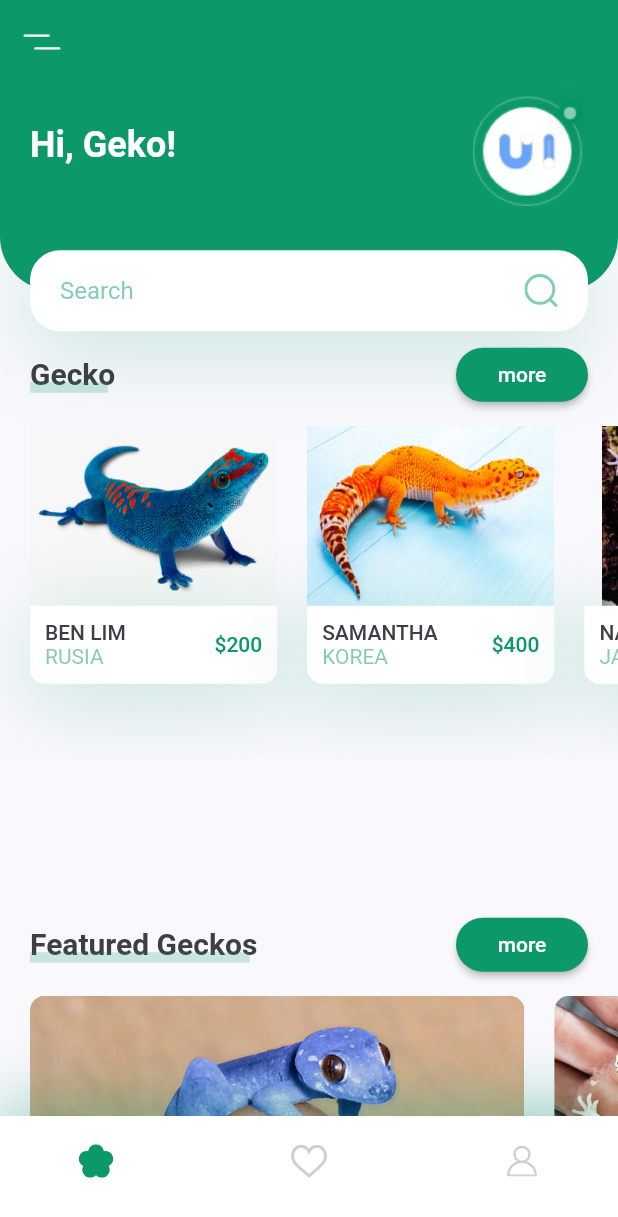
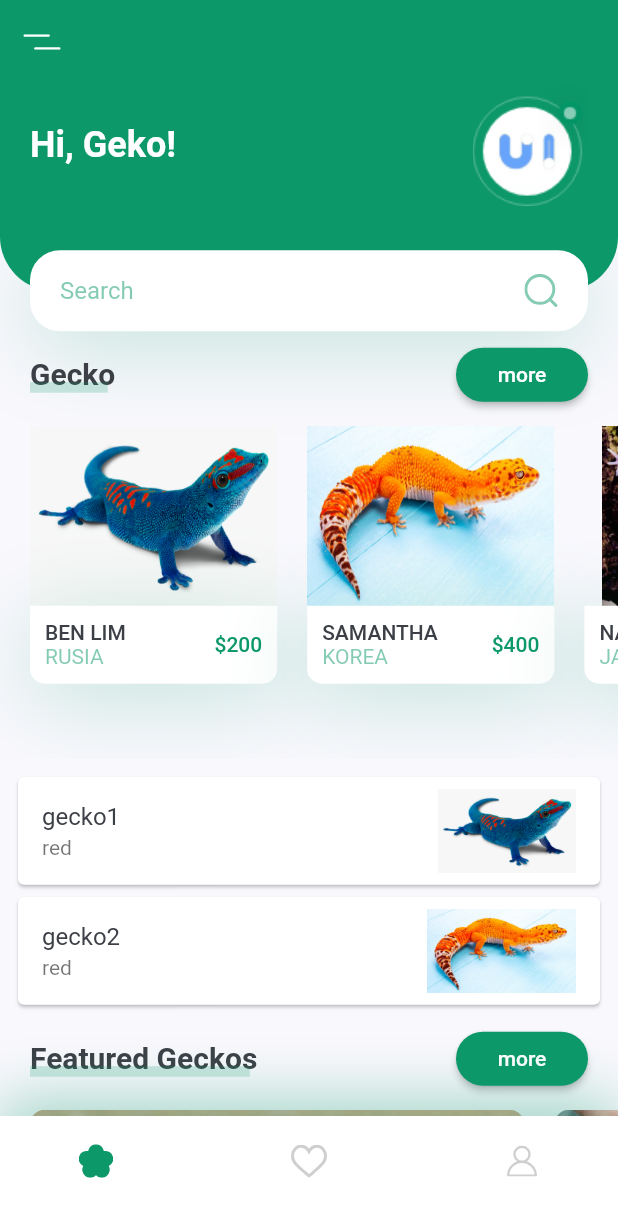
Before and after one commit to lim6112j/flutter-ui-best-practice, a Flutter app: the screen it shows after launch, on a phone screen of 412 x 824 dp. Shown: the top 1217 px of the screen. Run offline on Flutter 3.47's test engine with Material 2 defaults, Android fonts, the phone set to English and light mode, and no system bars; our stand-ins replace flutter_svg, sqflite; missing offline and left inert: graphview; accounts and stored records are empty.

Commit message:
state management added, db changed, graph

```diff
--- a/lib/models/gecko.dart
+++ b/lib/models/gecko.dart
@@ -9,7 +9,11 @@ class Gecko {
   final int? father;
 
   final int? mother;
-  Gecko({ this.id,  this.name,  this.age, this.origin, this.color, this.father, this.mother});
+
+  final String? thumbnail;
+
+  final String? images;
+  Gecko({  this.id,  this.name,  this.age, this.origin, this.color, this.father, this.mother,this.thumbnail, this.images});
 
   Map<String, dynamic> toMap() {
     return {
@@ -20,10 +24,12 @@ class Gecko {
       'color': color,
       'father': father,
       'mother': mother,
+      'thumbnail': thumbnail,
+      'images': images,
     };
   }
   @override
   String toString() {
-    return 'Gecko{id: $id, name: $name, age: $age, origin: $origin, color: $color, father: $father, mother: $mother}';
+    return 'Gecko{id: $id, name: $name, age: $age, origin: $origin, color: $color, father: $father, mother: $mother, thumbnail: $thumbnail, images: $images}';
   }
 }
--- a/lib/components/body.dart
+++ b/lib/screens/home/components/body.dart
@@ -1,8 +1,10 @@
 import 'package:flutter/material.dart';
-import 'package:gecko_app/components/featured_geckos.dart';
-import 'package:gecko_app/components/recommend_geckos.dart';
-import 'package:gecko_app/components/title_with_more_btn.dart';
+import 'package:gecko_app/screens/home/components/featured_geckos.dart';
+import 'package:gecko_app/screens/home/components/recommend_geckos.dart';
+import 'package:gecko_app/screens/home/components/title_with_more_btn.dart';
 import 'package:gecko_app/constants.dart';
+import 'package:gecko_app/state/GeckoModel.dart';
+import 'package:provider/provider.dart';
 import 'header_with_searchbox.dart';
 import 'package:gecko_app/database/dbhelper.dart';
 import 'package:gecko_app/models/gecko.dart';
@@ -16,7 +18,10 @@ class Body extends StatelessWidget {
         origin: 'korea',
         color: 'red',
         father: 1,
-        mother: 2);
+        mother: 2,
+        thumbnail: "assets/images/blue.png",
+        images: "img1, img2"
+      );
     DBHelper().insertGecko(gecko);
     var dogs = DBHelper().geckos();
     return dogs;
@@ -26,6 +31,7 @@ class Body extends StatelessWidget {
   Widget build(BuildContext context) {
     // TODO: implement build
     Size size = MediaQuery.of(context).size;
+    var gecko = context.watch<GeckoModel>();
     return SingleChildScrollView(
       child: Column(
         children: <Widget>[
@@ -34,24 +40,24 @@ class Body extends StatelessWidget {
             title: "Gecko",
             press: () {},
           ),
-          RecommendGeckos(),
-          Container(
+          RecommendGeckos(
+            geckos: getGeckoData(),
+          ),
+          Padding(
+            padding: const EdgeInsets.all(8.0),
             child: SizedBox(
-                height: 100,
-                child: FutureBuilder(
-                    future: getGeckoData(),
-                    builder: (_, AsyncSnapshot<List<Gecko>> snapshot) {
-                      final bool webViewReady =
-                          snapshot.connectionState == ConnectionState.done;
-                      return new ListView.builder(
-                        itemCount: !webViewReady ? null : snapshot.data!.length,
-                        itemBuilder: (_, index) {
-                          return !webViewReady
-                              ? new Text('empty')
-                              : new Text(snapshot.data![index].name.toString());
-                        },
-                      );
-                    })),
+              height: 80 * (gecko.geckos.length.toDouble()),
+              child: ListView.builder(
+                itemCount: gecko.geckos.length,
+                itemBuilder: (context, index) => Card(
+                    child: ListTile(
+                        title: Text(gecko.geckos[index].name!),
+                        subtitle: Text(gecko.geckos[index].color!),
+                        trailing: Image.asset(gecko.geckos[index].thumbnail!),
+                      ),
+                    ),
+              ),
+            ),
           ),
           TitleWithMoreBtn(
             title: "Featured Geckos",
--- a/lib/components/featured_geckos.dart
+++ b/lib/screens/home/components/featured_geckos.dart
@@ -1,5 +1,5 @@
 import 'package:flutter/material.dart';
-import 'package:gecko_app/components/featured_gecko_card.dart';
+import 'package:gecko_app/screens/home/components/featured_gecko_card.dart';
 class FeaturedGeckos extends StatelessWidget {
   const FeaturedGeckos({
     Key? key,
--- a/lib/components/recommend_geckos.dart
+++ b/lib/screens/home/components/recommend_geckos.dart
@@ -1,10 +1,12 @@
 import 'package:flutter/material.dart';
-import 'package:gecko_app/components/recommend_gecko_card.dart';
+import 'package:gecko_app/screens/home/components/recommend_gecko_card.dart';
 import 'package:gecko_app/constants.dart';
+import 'package:gecko_app/models/gecko.dart';
 import 'package:gecko_app/screens/details/details_screen.dart';
 class RecommendGeckos extends StatelessWidget {
+  final Future<List<Gecko>>? geckos;
   const RecommendGeckos({
-    Key? key,
+    Key? key, this.geckos,
   }) : super(key: key);
 
   @override
--- a/lib/screens/home/home_screen.dart
+++ b/lib/screens/home/home_screen.dart
@@ -1,7 +1,7 @@
 import 'package:flutter/material.dart';
 import 'package:flutter_svg/svg.dart';
-import 'package:gecko_app/components/body.dart';
-import 'package:gecko_app/components/my_bottom_navbar.dart';
+import 'package:gecko_app/screens/home/components/body.dart';
+import 'package:gecko_app/screens/home/components/my_bottom_navbar.dart';
 import 'package:gecko_app/constants.dart';
 class HomeScreen extends StatelessWidget {
   const HomeScreen({Key? key}) : super(key: key);
--- /dev/null
+++ b/lib/state/GeckoModel.dart
@@ -0,0 +1,21 @@
+import 'dart:collection';
+
+import 'package:flutter/material.dart';
+import 'package:gecko_app/models/gecko.dart';
+
+class GeckoModel extends ChangeNotifier {
+  final List<Gecko> _geckos = [
+    Gecko(id: 1, name: "gecko1", age: 3, color: "red", origin: "korea", father: 3, mother: 4, thumbnail: "assets/images/blue.png"),
+    Gecko(id: 2, name: "gecko2", age: 3, color: "red", origin: "korea", father: 3, mother: 4, thumbnail: "assets/images/orange.jpeg"),
+  ];
+  UnmodifiableListView<Gecko> get geckos => UnmodifiableListView(_geckos);
+  int get totalPrice => _geckos.length * 43;
+  void add (Gecko gecko) {
+    _geckos.add(gecko);
+    notifyListeners();
+  }
+  void removeAll(){
+    _geckos.clear();
+    notifyListeners();
+  }
+}
--- a/pubspec.yaml
+++ b/pubspec.yaml
@@ -25,12 +25,12 @@ dependencies:
     sdk: flutter
   sqflite:
   path:
-
-
   # The following adds the Cupertino Icons font to your application.
   # Use with the CupertinoIcons class for iOS style icons.
   cupertino_icons: ^1.0.2
   flutter_svg: ^0.22.0
+  provider: ^6.0.0
+  graphview: ^1.0.0-nullsafety.1
 dev_dependencies:
   flutter_test:
     sdk: flutter
```
Also changed, not shown: lib/database/dbhelper.dart (+6 -5 lines), lib/main.dart (+5 -4 lines), lib/screens/family/Bloodline.dart (added, +165 -0 lines), lib/screens/home/components/my_bottom_navbar.dart (renamed from lib/components/my_bottom_navbar.dart, +9 -1 lines), lib/screens/home/components/featured_gecko_card.dart (renamed from lib/components/featured_gecko_card.dart), lib/screens/home/components/header_with_searchbox.dart (renamed from lib/components/header_with_searchbox.dart), lib/screens/home/components/recommend_gecko_card.dart (renamed from lib/components/recommend_gecko_card.dart), lib/screens/home/components/title_with_more_btn.dart (renamed from lib/components/title_with_more_btn.dart), pubspec.lock.
